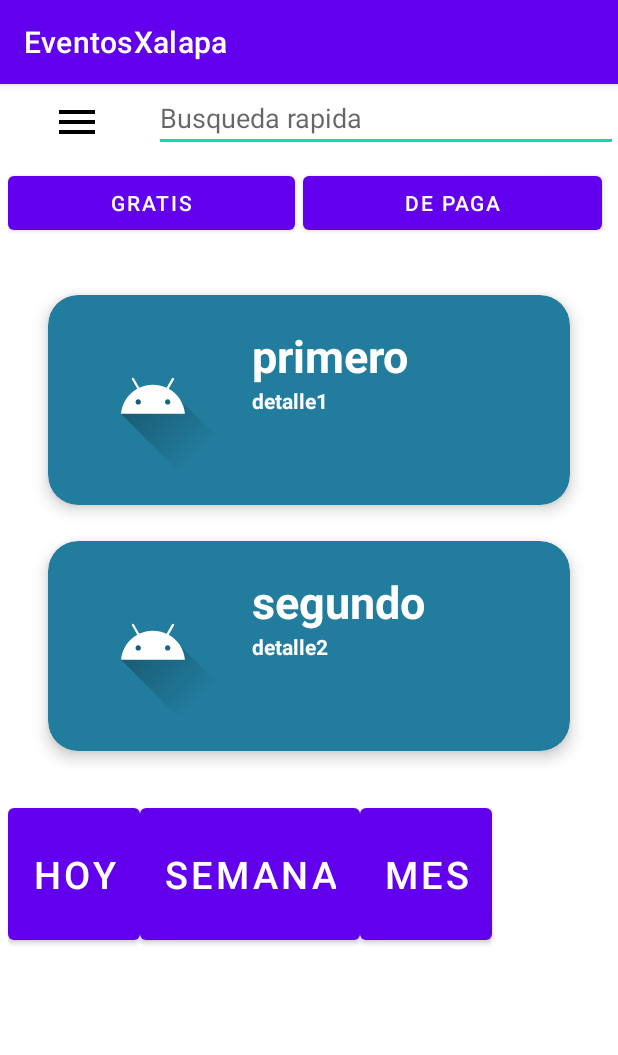
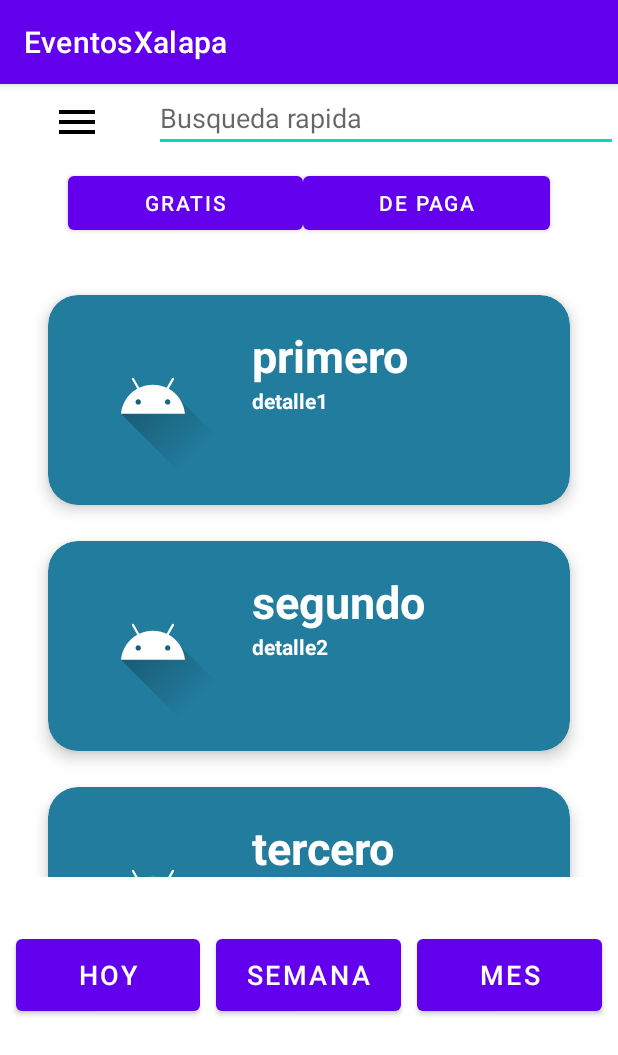
Before and after one commit to UrielVell/EventosXalapa, an Android app: the screen it shows after launch (MainActivity), on a phone screen of 412 x 824 dp. Shown: the top 1055 px of the screen. Run offline under Robolectric (Android 15) with nearby library versions, the phone set to English and light mode, and no system bars.

Commit message:
pantalla principal

```diff
--- a/app/src/main/java/com/example/eventosxalapa/CustomeAdapter.kt
+++ b/app/src/main/java/com/example/eventosxalapa/CustomeAdapter.kt
@@ -9,11 +9,11 @@ import androidx.recyclerview.widget.RecyclerView
 
 class CustomeAdapter: RecyclerView.Adapter<CustomeAdapter.ViewHolder>(){
 
-    val titles = arrayOf("primero", "segundo")
+    val titles = arrayOf("primero", "segundo","tercero")
 
-    val details = arrayOf("detalle1", "detalle2")
+    val details = arrayOf("detalle1", "detalle2","Uriel joto")
 
-    val images = intArrayOf(R.drawable.ic_launcher_foreground,R.drawable.ic_launcher_foreground)
+    val images = intArrayOf(R.drawable.ic_launcher_foreground,R.drawable.ic_launcher_foreground,R.drawable.ic_launcher_foreground)
 
     override fun onCreateViewHolder(viewGroup: ViewGroup, i: Int): ViewHolder {
         val v = LayoutInflater.from(viewGroup.context).inflate(R.layout.card_layout, viewGroup, false)
--- a/app/src/main/res/layout/activity_main.xml
+++ b/app/src/main/res/layout/activity_main.xml
@@ -42,16 +42,18 @@
         <Button
             android:id="@+id/button"
             android:layout_width="wrap_content"
-            android:layout_height="wrap_content"
+            android:layout_height="match_parent"
             android:layout_weight="1"
+            android:layout_marginStart="40dp"
             android:text="Gratis"
             android:layout_marginRight="5dp"/>
 
         <Button
             android:id="@+id/button2"
             android:layout_width="wrap_content"
-            android:layout_height="wrap_content"
+            android:layout_height="match_parent"
             android:layout_weight="1"
+            android:layout_marginEnd="40dp"
             android:layout_marginRight="5dp"
             android:text="De paga" />
 
@@ -60,7 +62,7 @@
     <androidx.recyclerview.widget.RecyclerView
         android:id="@+id/recycler_view"
         android:layout_width="match_parent"
-        android:layout_height="wrap_content"
+        android:layout_height="400dp"
         android:layout_margin="20dp"
         app:layout_constraintBottom_toBottomOf="parent"
         app:layout_constraintEnd_toEndOf="parent"
@@ -74,26 +76,34 @@
             android:layout_height="wrap_content"
             android:orientation="horizontal"
             android:layout_marginStart="5dp"
-
+            android:layout_marginEnd="5dp"
+            android:paddingTop="10dp"
+            android:paddingBottom="10dp"
             app:layout_constraintTop_toBottomOf="@+id/recycler_view">
 
             <Button
-                android:layout_width="wrap_content"
-                android:layout_height="100dp"
+                android:layout_width="0dp"
+                android:layout_weight=".30"
+                android:layout_height="60dp"
+                android:layout_margin="5dp"
                 android:id="@+id/btn_hoy"
-                android:textSize="25dp"
+                android:textSize="18dp"
                 android:text="HOY"/>
             <Button
-                android:layout_width="wrap_content"
-                android:layout_height="100dp"
+                android:layout_width="0dp"
+                android:layout_weight=".30"
+                android:layout_height="60dp"
+                android:layout_margin="5dp"
                 android:id="@+id/btn_semana"
-                android:textSize="25dp"
+                android:textSize="18dp"
                 android:text="SEMANA"/>
             <Button
-                android:layout_width="wrap_content"
-                android:layout_height="100dp"
+                android:layout_width="0dp"
+                android:layout_weight=".30"
+                android:layout_margin="5dp"
+                android:layout_height="60dp"
                 android:id="@+id/btn_mes"
-                android:textSize="25dp"
+                android:textSize="18dp"
                 android:text="MES"/>
 
 
```
